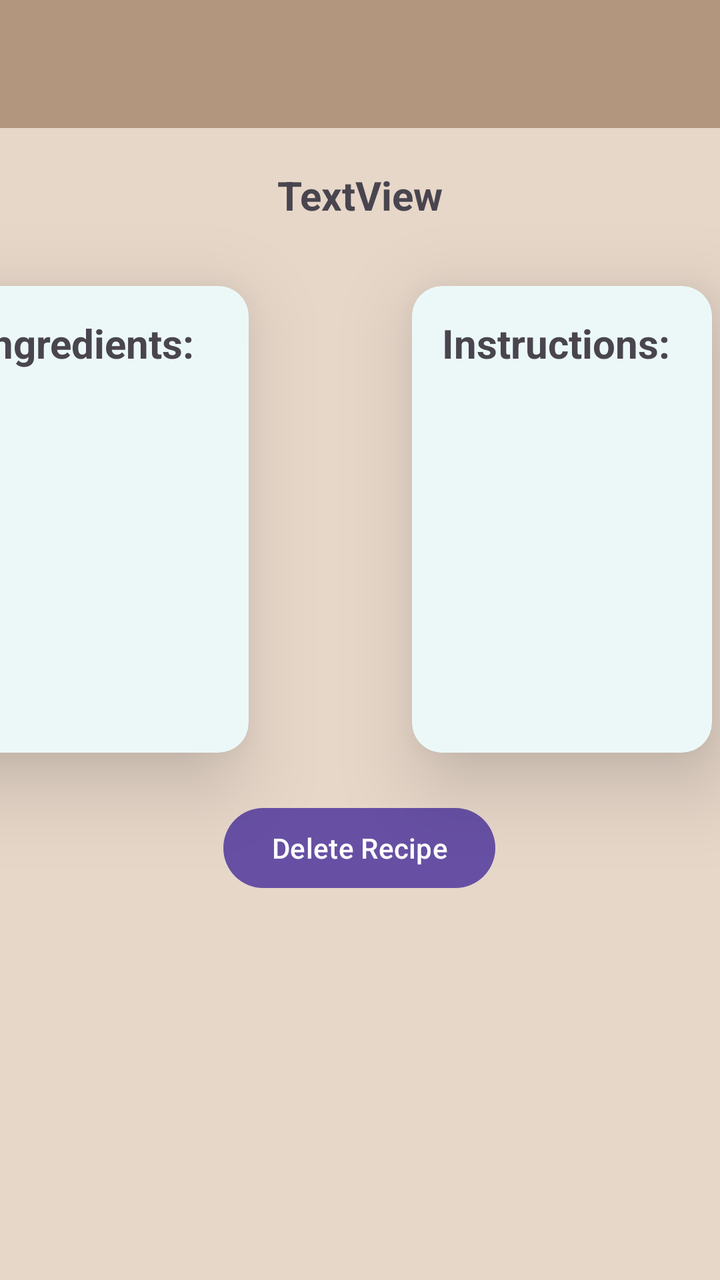
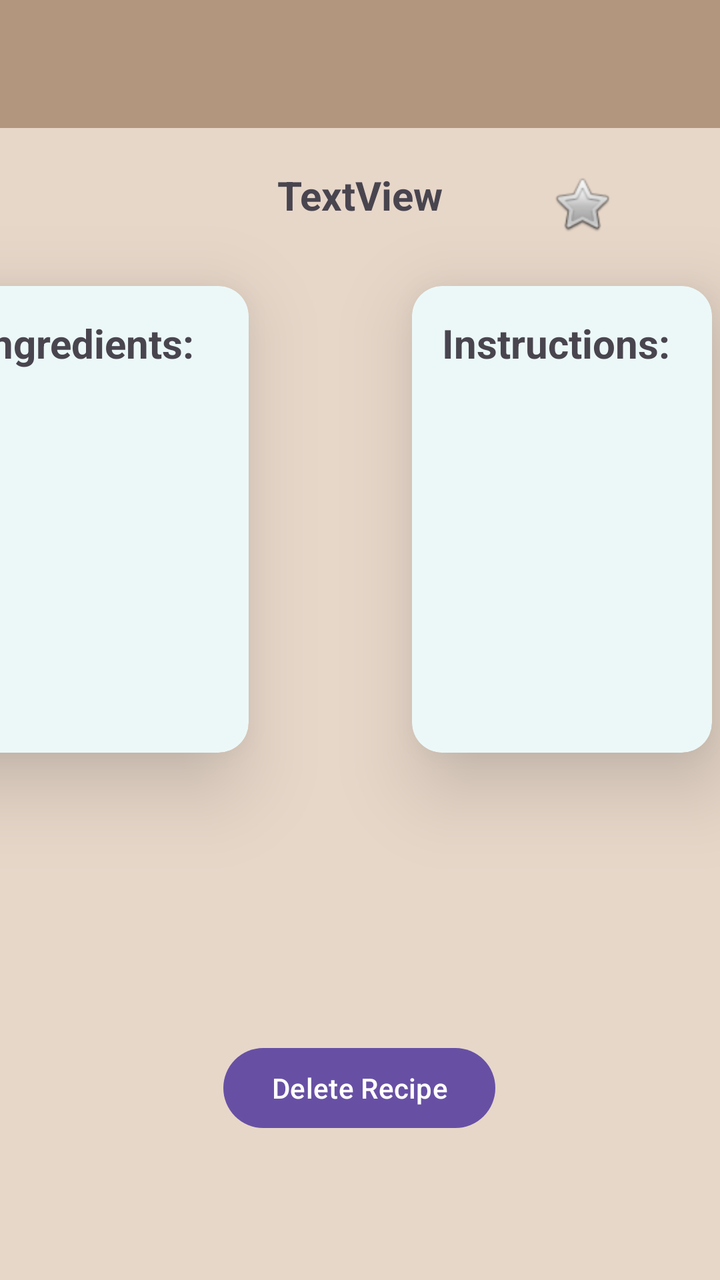

An Android layout rendered at two revisions. The XML below is the earlier revision; the diff shows what the commit changed to produce the second picture.
<!-- AndroidManifest.xml: application theme Theme.RylanWight -->
<!-- res/layout/activity_view_recipe.xml -->
<?xml version="1.0" encoding="utf-8"?>
<androidx.constraintlayout.widget.ConstraintLayout xmlns:android="http://schemas.android.com/apk/res/android"
    xmlns:app="http://schemas.android.com/apk/res-auto"
    xmlns:tools="http://schemas.android.com/tools"
    android:id="@+id/main"
    android:layout_width="match_parent"
    android:layout_height="match_parent"
    android:background="#E7D7C9"
    tools:context=".view_recipe">

    <androidx.cardview.widget.CardView
        android:id="@+id/ingredientsCard"
        android:layout_width="450px"
        android:layout_height="700px"
        android:layout_marginTop="32dp"
        android:layout_marginEnd="236dp"
        android:maxHeight="200px"
        app:cardBackgroundColor="#ECF8F8"
        app:cardCornerRadius="15dp"
        app:cardElevation="24dp"
        app:layout_constraintEnd_toEndOf="parent"
        app:layout_constraintTop_toBottomOf="@+id/tvRecipeName">

        <TextView
            android:id="@+id/tvIngredientsTitle"
            android:layout_width="127dp"
            android:layout_height="wrap_content"
            android:layout_marginStart="15dp"
            android:layout_marginTop="15dp"
            android:layout_marginEnd="113dp"
            android:layout_marginRight="113dp"
            android:layout_marginBottom="15dp"
            android:text="Ingredients:"
            android:textSize="20sp"
            android:textStyle="bold"
            app:layout_constraintEnd_toEndOf="parent"
            app:layout_constraintStart_toStartOf="parent"
            app:layout_constraintTop_toTopOf="parent" />

        <androidx.recyclerview.widget.RecyclerView
            android:id="@+id/ingredientList"
            android:layout_width="match_parent"
            android:layout_height="wrap_content"
            android:layout_marginStart="15dp"
            android:layout_marginTop="45dp"
            android:layout_marginEnd="10dp"
            android:layout_marginBottom="10dp" />
    </androidx.cardview.widget.CardView>

    <androidx.appcompat.widget.Toolbar
        android:id="@+id/tbViewRecipe"
        android:layout_width="409dp"
        android:layout_height="wrap_content"
        android:background="#B2967D"
        android:minHeight="?attr/actionBarSize"
        android:theme="?attr/actionBarTheme"
        app:layout_constraintEnd_toEndOf="parent"
        app:layout_constraintStart_toStartOf="parent"
        app:layout_constraintTop_toTopOf="parent" />

    <TextView
        android:id="@+id/tvRecipeName"
        android:layout_width="wrap_content"
        android:layout_height="wrap_content"
        android:layout_marginTop="20dp"
        android:text="TextView"
        android:textSize="20sp"
        android:textStyle="bold"
        app:layout_constraintEnd_toEndOf="parent"
        app:layout_constraintStart_toStartOf="parent"
        app:layout_constraintTop_toBottomOf="@+id/tbViewRecipe" />

    <androidx.cardview.widget.CardView
        android:id="@+id/instructionsCard"
        android:layout_width="450px"
        android:layout_height="700px"
        android:layout_marginTop="32dp"
        android:layout_marginEnd="4dp"
        app:cardBackgroundColor="#ECF8F8"
        app:cardCornerRadius="15dp"
        app:cardElevation="24dp"
        app:layout_constraintEnd_toEndOf="parent"
        app:layout_constraintTop_toBottomOf="@+id/tvRecipeName">

        <TextView
            android:id="@+id/tvInstructionsTitle"
            android:layout_width="wrap_content"
            android:layout_height="wrap_content"
            android:layout_marginStart="15dp"
            android:layout_marginTop="15dp"
            android:layout_marginBottom="15dp"
            android:text="Instructions:"
            android:textSize="20sp"
            android:textStyle="bold" />

        <androidx.recyclerview.widget.RecyclerView
            android:id="@+id/instructionList"
            android:layout_width="match_parent"
            android:layout_height="match_parent"
            android:layout_marginStart="15dp"
            android:layout_marginTop="45dp" />

    </androidx.cardview.widget.CardView>

    <Button
        android:id="@+id/btnDelete"
        android:layout_width="wrap_content"
        android:layout_height="wrap_content"
        android:layout_marginBottom="192dp"
        android:text="Delete Recipe"
        app:layout_constraintBottom_toBottomOf="parent"
        app:layout_constraintEnd_toEndOf="parent"
        app:layout_constraintHorizontal_bias="0.498"
        app:layout_constraintStart_toStartOf="parent" />

</androidx.constraintlayout.widget.ConstraintLayout>
<!-- resources referenced by this layout -->
<resources>
  <style name="Theme.RylanWight" parent="Base.Theme.RylanWight" />
  <style name="Base.Theme.RylanWight" parent="Theme.Material3.DayNight.NoActionBar">
          
          
      </style>
</resources>

<!-- the commit's change to res/layout/activity_view_recipe.xml (unified diff, before → after) -->
@@ -106,11 +106,22 @@
         android:id="@+id/btnDelete"
         android:layout_width="wrap_content"
         android:layout_height="wrap_content"
-        android:layout_marginBottom="192dp"
+        android:layout_marginBottom="72dp"
         android:text="Delete Recipe"
         app:layout_constraintBottom_toBottomOf="parent"
         app:layout_constraintEnd_toEndOf="parent"
         app:layout_constraintHorizontal_bias="0.498"
         app:layout_constraintStart_toStartOf="parent" />
 
+    <ImageButton
+        android:id="@+id/btnFavorite"
+        android:layout_width="wrap_content"
+        android:layout_height="wrap_content"
+        android:layout_marginTop="12dp"
+        android:backgroundTint="#E7D7C9"
+        app:layout_constraintEnd_toEndOf="parent"
+        app:layout_constraintStart_toEndOf="@+id/tvRecipeName"
+        app:layout_constraintTop_toBottomOf="@+id/tbViewRecipe"
+        app:srcCompat="@android:drawable/btn_star_big_off" />
+
 </androidx.constraintlayout.widget.ConstraintLayout>
